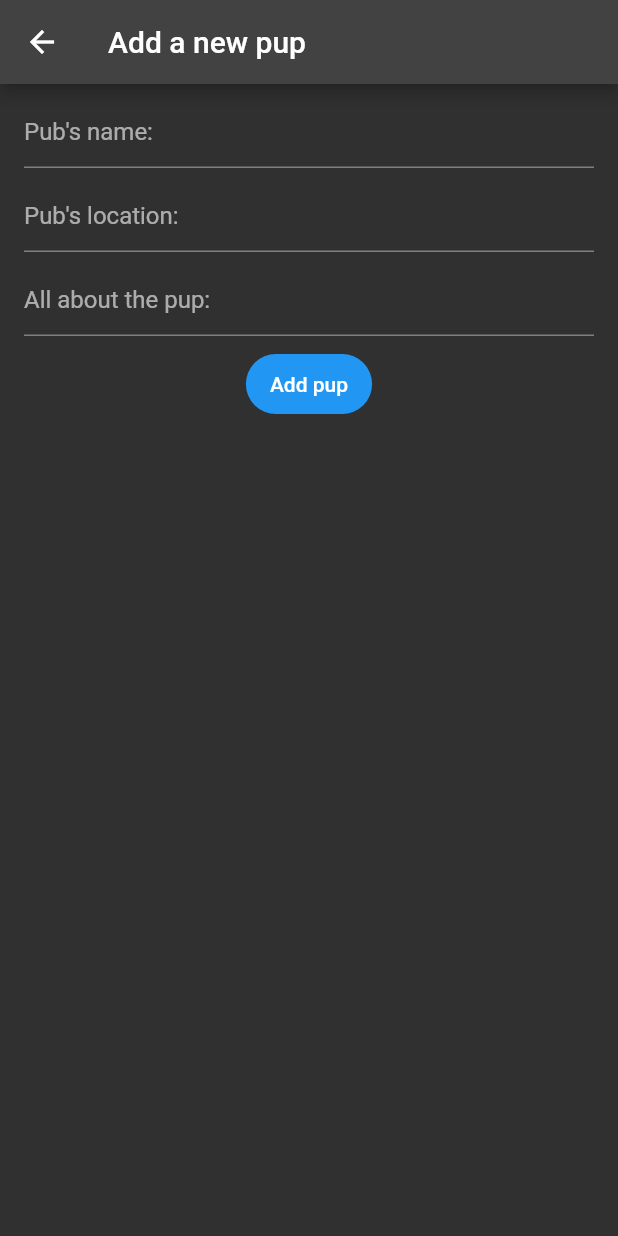
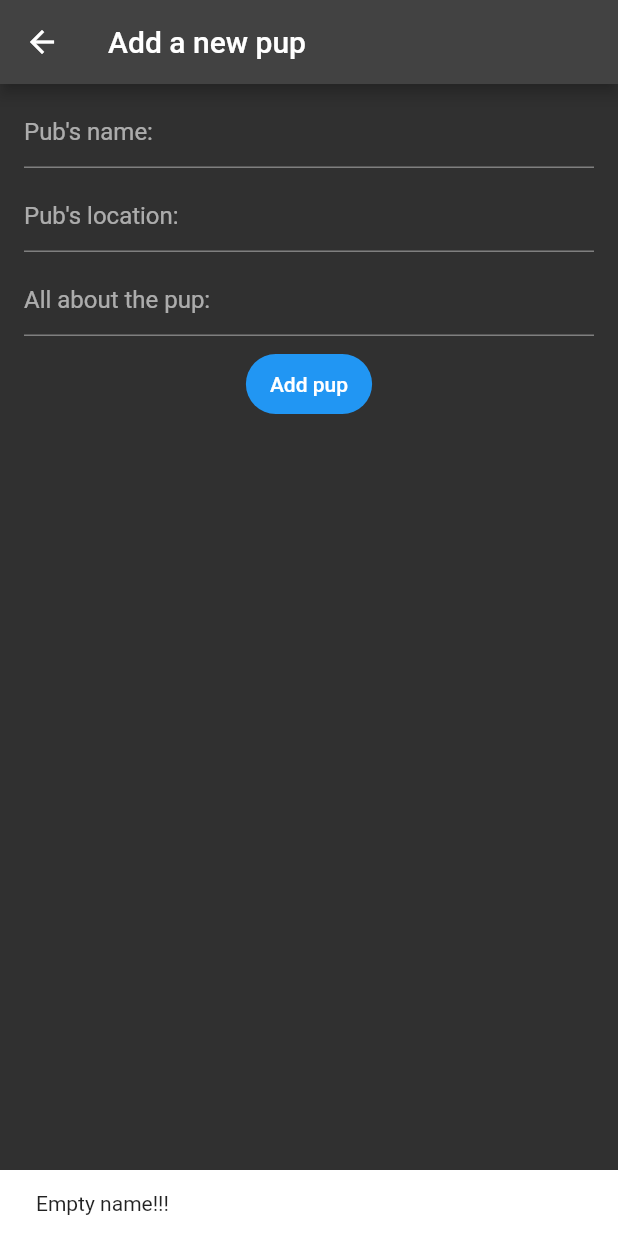
Before and after one commit to Compound-Z/study_flutter, a Flutter app: the DogForm screen opened directly, after a tap on "Add pup", on a phone screen of 412 x 824 dp. Run offline on Flutter 3.47's test engine with Material 2 defaults, Android fonts, the phone set to English and light mode, and no system bars; network calls fail.

Commit message:
snackbar, alert dialog, animation

```diff
--- a/lib/screens/dog_form.dart
+++ b/lib/screens/dog_form.dart
@@ -22,8 +22,6 @@ class _DogFormState extends State<DogForm>{
     return Scaffold(
       appBar: AppBar(
         title: const Text("Add a new pup"),
-        actions: [
-        ],
       ),
       body: dogForm,
     );
@@ -65,14 +63,10 @@ class _DogFormState extends State<DogForm>{
               ),
             ),
             Padding(padding: const EdgeInsets.only(bottom: 8),
-              child: Builder(
-                  builder: (context) {
-                    return FilledButton(
+              child: FilledButton(
                         onPressed: handleAddPup,
                         child: const Text("Add pup"),
-                    );
-                  }
-              )
+                    )
             ),
           ],
         ));
@@ -80,7 +74,9 @@ class _DogFormState extends State<DogForm>{
 
   handleAddPup() {
     if(txtNameCtrl.text.isEmpty){
-      print("Pup's name is empty!!!");
+      ScaffoldMessenger.of(context).showSnackBar(
+        SnackBar(content: Text("Empty name!!!"))
+      );
       return;
     }
 
--- a/lib/widgets/dog_card.dart
+++ b/lib/widgets/dog_card.dart
@@ -70,7 +70,7 @@ class DogCardState extends State<DogCard> {
       firstChild: placeholder,
       secondChild: dogAvatar,
       crossFadeState: renderUrl == null ? CrossFadeState.showFirst : CrossFadeState.showSecond,
-      duration:  Duration(milliseconds: 1000),
+      duration:  Duration(milliseconds: 500),
     );
 
     return crossFade;
```
Also changed, not shown: lib/screens/dog_details_page.dart (+23 -4 lines).
